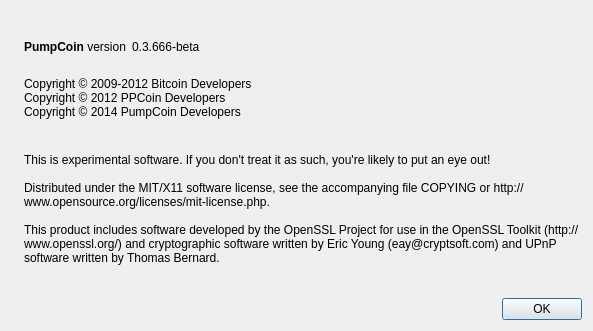
Qt form src/qt/forms/aboutdialog.ui (PumpCoinDEV/PumpCoin) before a commit.
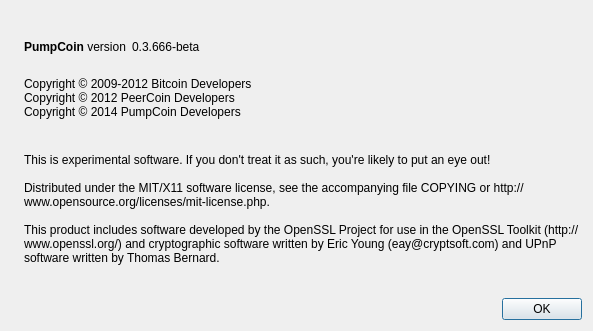
The same form after that commit. Icons and pictures are not drawn.

```diff
--- a/src/qt/forms/aboutdialog.ui
+++ b/src/qt/forms/aboutdialog.ui
@@ -93,7 +93,7 @@
        <property name="text">
         <string>
 Copyright © 2009-2012 Bitcoin Developers
-Copyright © 2012 PPCoin Developers
+Copyright © 2012 PeerCoin Developers
 Copyright © 2014 PumpCoin Developers
 </string>
        </property>
```
